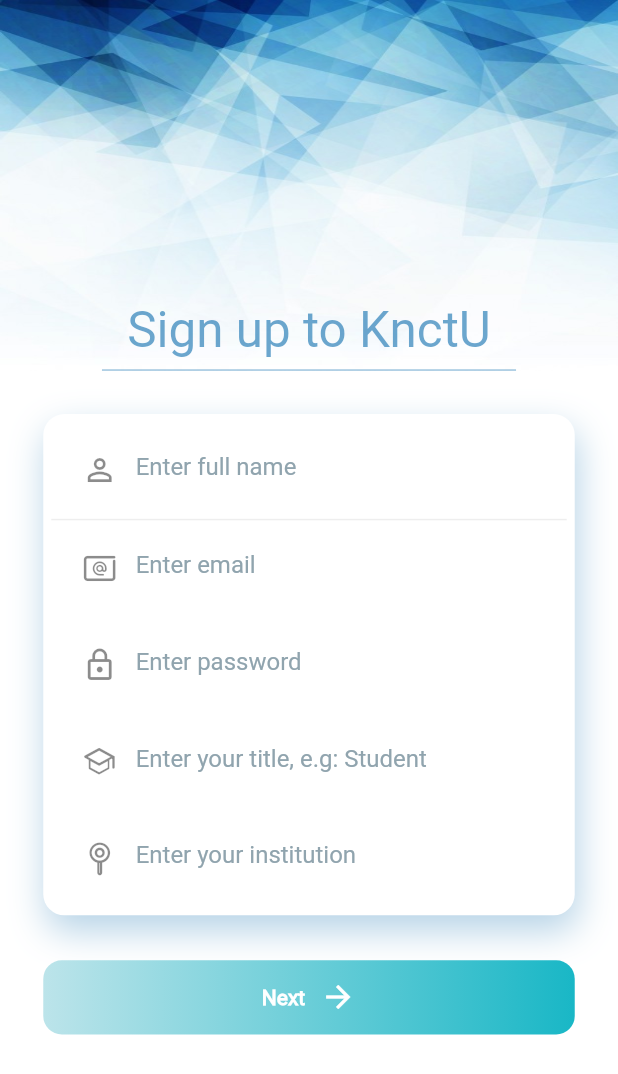
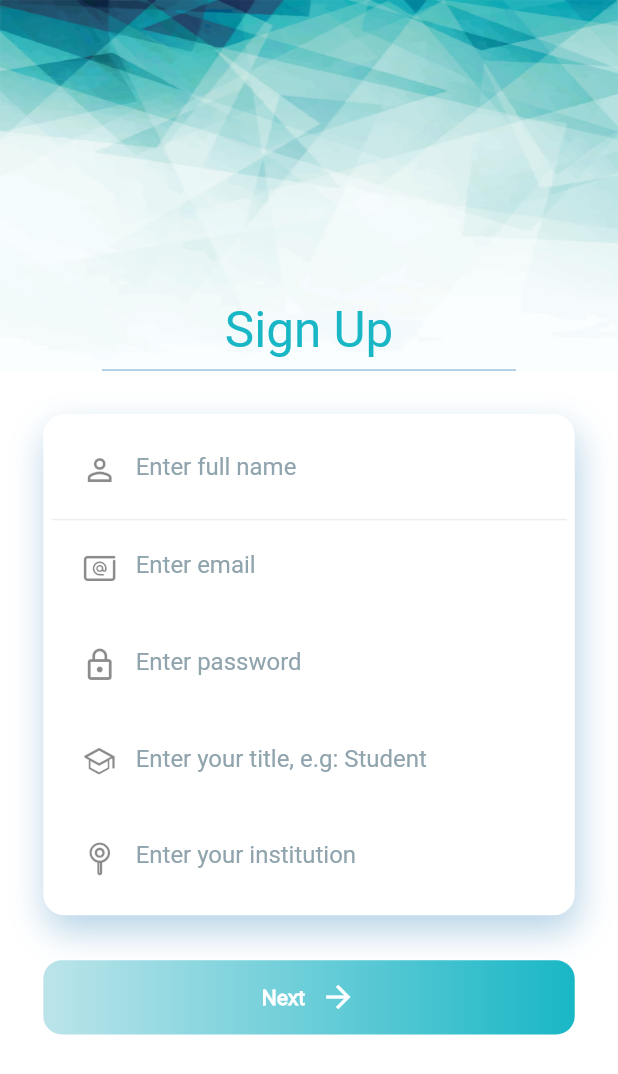
Before and after one commit to ChHannan/knctu, a Flutter app: the SignUpScreen screen opened by its route, on a phone screen of 412 x 824 dp. Shown: the top 1074 px of the screen. Run offline on Flutter 3.47's test engine with Material 2 defaults, Android fonts, the phone set to English and light mode, and no system bars; our stand-ins replace carousel_slider, flutter_tags, simple_animations; generated files the repository leaves out were written again; network calls fail; Roboto replaces fonts that are missing (OpenSans Bold).

Commit message:
Signup screen

```diff
--- a/lib/Screens/signup_screen.dart
+++ b/lib/Screens/signup_screen.dart
@@ -23,7 +23,7 @@ class SignUpScreen extends StatelessWidget {
                   decoration: BoxDecoration(
                     image: DecorationImage(
                       image: AssetImage(
-                        'assets/images/blue-white.jpg',
+                        'assets/images/Login Page Background.jpg',
                       ),
                       fit: BoxFit.fill,
                     ),
@@ -53,15 +53,11 @@ class SignUpScreen extends StatelessWidget {
                             child: Align(
                               alignment: Alignment.bottomCenter,
                               child: Text(
-                                "Sign up to KnctU",
+                                "Sign Up",
                                 style: TextStyle(
+                                  fontFamily: 'OpenSans Bold',
                                   fontSize: deviceHeight * 0.04,
-                                  color: Color.fromRGBO(
-                                    11,
-                                    108,
-                                    173,
-                                    .6,
-                                  ),
+                                  color: Color(0xff19b7c6),
                                 ),
                               ),
                             ),
@@ -74,7 +70,7 @@ class SignUpScreen extends StatelessWidget {
               ),
               Padding(
                 padding: EdgeInsets.all(
-                  deviceHeight * 0.035, /*30.0*/
+                    deviceHeight * 0.035,
                 ),
                 child: Column(
                   children: <Widget>[
@@ -87,7 +83,7 @@ class SignUpScreen extends StatelessWidget {
                         decoration: BoxDecoration(
                           color: Colors.white,
                           borderRadius: BorderRadius.circular(
-                            deviceHeight * 0.017, /*10.0*/
+                              deviceHeight * 0.017,
                           ),
                           boxShadow: [
                             BoxShadow(
```
